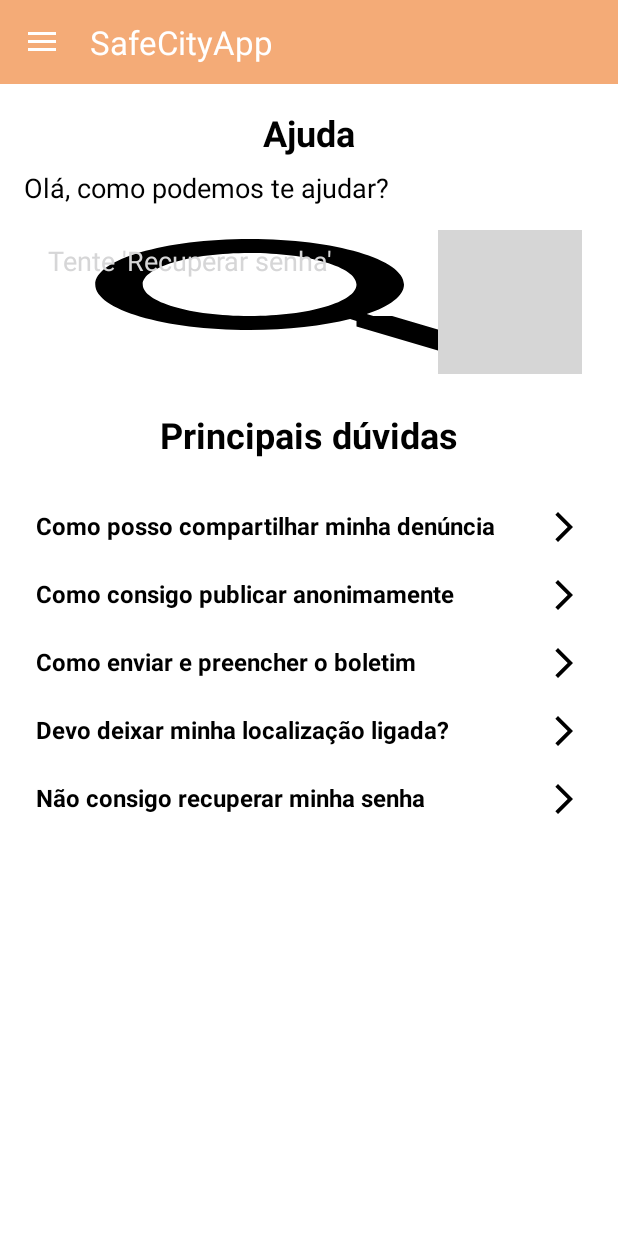
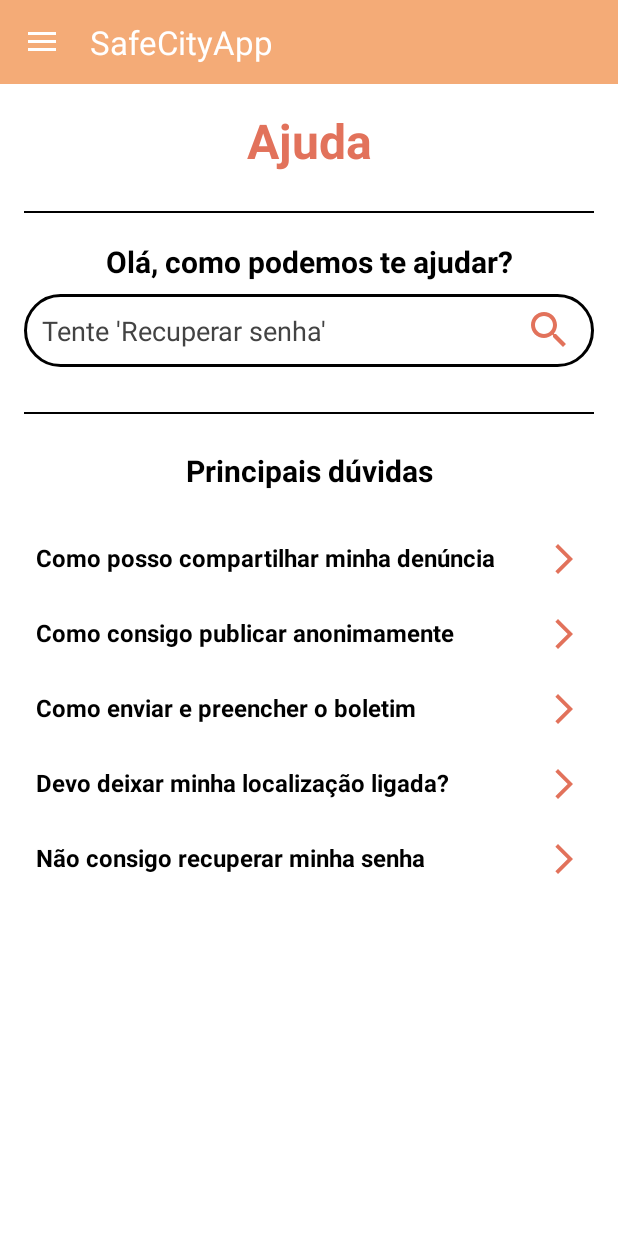
Before and after one commit to guilherme-neves1/SafeCityApp, an Android app: the HelpActivity screen opened directly, with no data from a screen before it, on a phone screen of 412 x 824 dp. Run offline under Robolectric (Android 15) with nearby library versions, the phone set to English and light mode, and no system bars; grey boxes are pictures that could not be loaded.

Commit message:
finish help

```diff
--- a/app/src/main/res/drawable/help_arrow_right.xml
+++ b/app/src/main/res/drawable/help_arrow_right.xml
@@ -1,5 +1,5 @@
 <vector android:autoMirrored="true" android:height="24dp"
-    android:tint="#000000" android:viewportHeight="24"
+    android:tint="#E2725B" android:viewportHeight="24"
     android:viewportWidth="24" android:width="24dp" xmlns:android="http://schemas.android.com/apk/res/android">
     <path android:fillColor="@android:color/white" android:pathData="M6.23,20.23l1.77,1.77l10,-10l-10,-10l-1.77,1.77l8.23,8.23z"/>
 </vector>
--- a/app/src/main/res/drawable/help_search.xml
+++ b/app/src/main/res/drawable/help_search.xml
@@ -1,5 +1,5 @@
-<vector android:height="24dp" android:tint="#000000"
+<vector android:height="32dp" android:tint="#000000"
     android:viewportHeight="24" android:viewportWidth="24"
-    android:width="24dp" xmlns:android="http://schemas.android.com/apk/res/android">
+    android:width="32dp" xmlns:android="http://schemas.android.com/apk/res/android">
     <path android:fillColor="@android:color/white" android:pathData="M15.5,14h-0.79l-0.28,-0.27C15.41,12.59 16,11.11 16,9.5 16,5.91 13.09,3 9.5,3S3,5.91 3,9.5 5.91,16 9.5,16c1.61,0 3.09,-0.59 4.23,-1.57l0.27,0.28v0.79l5,4.99L20.49,19l-4.99,-5zM9.5,14C7.01,14 5,11.99 5,9.5S7.01,5 9.5,5 14,7.01 14,9.5 11.99,14 9.5,14z"/>
 </vector>
--- /dev/null
+++ b/app/src/main/res/drawable/help_search_background.xml
@@ -0,0 +1,6 @@
+<?xml version="1.0" encoding="utf-8"?>
+<shape xmlns:android="http://schemas.android.com/apk/res/android">
+    <solid android:color="@android:color/white" />
+    <stroke android:width="2dp" android:color="@android:color/black" />
+    <corners android:radius="50dp" />
+</shape>
--- a/app/src/main/res/layout/activity_help.xml
+++ b/app/src/main/res/layout/activity_help.xml
@@ -18,44 +18,56 @@
             android:padding="16dp"
             android:background="@color/white">
 
+            <!-- Título Ajuda -->
             <TextView
                 android:id="@+id/helpTitle"
                 android:layout_width="0dp"
                 android:layout_height="wrap_content"
                 android:text="Ajuda"
-                android:textSize="24sp"
-                android:textColor="@color/black"
+                android:textSize="32sp"
+                android:textColor="#E2725B"
                 android:textStyle="bold"
                 android:textAlignment="center"
                 app:layout_constraintTop_toTopOf="parent"
                 app:layout_constraintStart_toStartOf="parent"
+                app:layout_constraintEnd_toEndOf="parent" />
+
+            <!-- Linha abaixo do título -->
+            <View
+                android:layout_width="0dp"
+                android:layout_height="1dp"
+                android:background="@color/black"
+                app:layout_constraintTop_toBottomOf="@id/helpTitle"
+                app:layout_constraintStart_toStartOf="parent"
                 app:layout_constraintEnd_toEndOf="parent"
-                app:layout_constraintBottom_toTopOf="@+id/searchHelpText" />
+                android:layout_marginTop="25dp"/>
 
+            <!-- Texto de saudação -->
             <TextView
                 android:id="@+id/searchHelpText"
                 android:layout_width="0dp"
                 android:layout_height="wrap_content"
                 android:text="Olá, como podemos te ajudar?"
-                android:textSize="18sp"
+                android:textSize="20sp"
+                android:textStyle="bold"
                 android:textColor="@color/black"
+                android:textAlignment="center"
                 app:layout_constraintTop_toBottomOf="@id/helpTitle"
                 app:layout_constraintStart_toStartOf="parent"
                 app:layout_constraintEnd_toEndOf="parent"
-                app:layout_constraintBottom_toTopOf="@+id/searchContainer"
-                android:layout_marginTop="8dp" />
+                android:layout_marginTop="45dp" />
 
+            <!-- Caixa de busca -->
             <LinearLayout
                 android:id="@+id/searchContainer"
                 android:layout_width="0dp"
                 android:layout_height="wrap_content"
                 android:orientation="horizontal"
-                android:background="@drawable/help_search"
-                android:padding="8dp"
+                android:background="@drawable/help_search_background"
+                android:padding="4dp"
                 app:layout_constraintTop_toBottomOf="@id/searchHelpText"
                 app:layout_constraintStart_toStartOf="parent"
                 app:layout_constraintEnd_toEndOf="parent"
-                app:layout_constraintBottom_toTopOf="@+id/faqTitle"
                 android:layout_marginTop="8dp">
 
                 <EditText
@@ -67,32 +79,45 @@
                     android:background="@null"
                     android:padding="8dp"
                     android:textColor="@color/black"
-                    android:textColorHint="@color/gray" />
+                    android:textColorHint="#434343" />
 
                 <ImageButton
                     android:id="@+id/searchButton"
                     android:layout_width="wrap_content"
                     android:layout_height="wrap_content"
-                    android:src="@drawable/ic_search"
+                    android:src="@drawable/help_search"
                     android:background="@null"
-                    android:contentDescription="@string/search" />
+                    android:layout_marginRight="10dp"
+                    android:layout_gravity="center_vertical"
+                    app:tint="#E2725B"/>
             </LinearLayout>
 
+            <!-- Linha abaixo da caixa de busca -->
+            <View
+                android:layout_width="0dp"
+                android:layout_height="1dp"
+                android:background="@color/black"
+                app:layout_constraintTop_toBottomOf="@id/searchContainer"
+                app:layout_constraintStart_toStartOf="parent"
+                app:layout_constraintEnd_toEndOf="parent"
+                android:layout_marginTop="30dp"/>
+
+            <!-- Título Principais Dúvidas -->
             <TextView
                 android:id="@+id/faqTitle"
                 android:layout_width="0dp"
                 android:layout_height="wrap_content"
                 android:text="Principais dúvidas"
-                android:textSize="24sp"
+                android:textSize="20sp"
                 android:textColor="@color/black"
                 android:textStyle="bold"
                 android:textAlignment="center"
                 app:layout_constraintTop_toBottomOf="@id/searchContainer"
                 app:layout_constraintStart_toStartOf="parent"
                 app:layout_constraintEnd_toEndOf="parent"
-                app:layout_constraintBottom_toTopOf="@+id/faqList"
-                android:layout_marginTop="16dp" />
+                android:layout_marginTop="55dp" />
 
+            <!-- Lista de FAQs -->
             <LinearLayout
                 android:id="@+id/faqList"
                 android:layout_width="0dp"
@@ -113,7 +138,7 @@
                     android:padding="8dp"
                     android:background="?attr/selectableItemBackground"
                     android:layout_marginTop="25dp"
-                    android:layout_marginBottom="5dp"
+                    android:layout_marginBottom="10dp"
                     android:textColor="@color/black" />
 
                 <TextView
@@ -125,7 +150,7 @@
                     android:drawableEnd="@drawable/help_arrow_right"
                     android:padding="8dp"
                     android:background="?attr/selectableItemBackground"
-                    android:layout_marginBottom="5dp"
+                    android:layout_marginBottom="10dp"
                     android:textColor="@color/black" />
 
                 <TextView
@@ -137,7 +162,7 @@
                     android:drawableEnd="@drawable/help_arrow_right"
                     android:padding="8dp"
                     android:background="?attr/selectableItemBackground"
-                    android:layout_marginBottom="5dp"
+                    android:layout_marginBottom="10dp"
                     android:textColor="@color/black" />
 
                 <TextView
@@ -149,7 +174,7 @@
                     android:drawableEnd="@drawable/help_arrow_right"
                     android:padding="8dp"
                     android:background="?attr/selectableItemBackground"
-                    android:layout_marginBottom="5dp"
+                    android:layout_marginBottom="10dp"
                     android:textColor="@color/black" />
 
                 <TextView
@@ -166,12 +191,4 @@
         </androidx.constraintlayout.widget.ConstraintLayout>
     </FrameLayout>
 
-    <com.google.android.material.navigation.NavigationView
-        android:id="@+id/nav_view"
-        android:layout_width="wrap_content"
-        android:layout_height="match_parent"
-        android:layout_gravity="start"
-        app:menu="@menu/drawer_menu"
-        app:headerLayout="@layout/nav_header" />
-
 </androidx.drawerlayout.widget.DrawerLayout>
--- a/app/src/main/res/layout/activity_login.xml
+++ b/app/src/main/res/layout/activity_login.xml
@@ -58,7 +58,7 @@
             android:hint="Email"
             android:textSize="18sp"
             android:textColor="#000000"
-            android:textColorHint="#000000"
+            android:textColorHint="#4E4E4E"
             android:padding="18dp"/>
     </com.google.android.material.textfield.TextInputLayout>
 
--- a/app/src/main/res/layout/activity_post.xml
+++ b/app/src/main/res/layout/activity_post.xml
@@ -15,9 +15,9 @@
         android:layout_width="wrap_content"
         android:layout_height="wrap_content"
         android:text="Nova publicação"
-        android:textSize="24sp"
+        android:textSize="32sp"
+        android:textColor="#E2725B"
         android:textStyle="bold"
-        android:textColor="@color/black"
         android:layout_gravity="center"
         android:layout_marginBottom="16dp" />
 
@@ -26,7 +26,8 @@
         android:layout_width="match_parent"
         android:layout_height="200dp"
         android:hint="Digite sua denúncia:"
-        android:textColorHint="@color/black"
+        android:textColorHint="#434343"
+        android:textColor="@color/black"
         android:padding="10dp"
         android:gravity="top|start"
         android:background="@android:drawable/editbox_background" />
```
